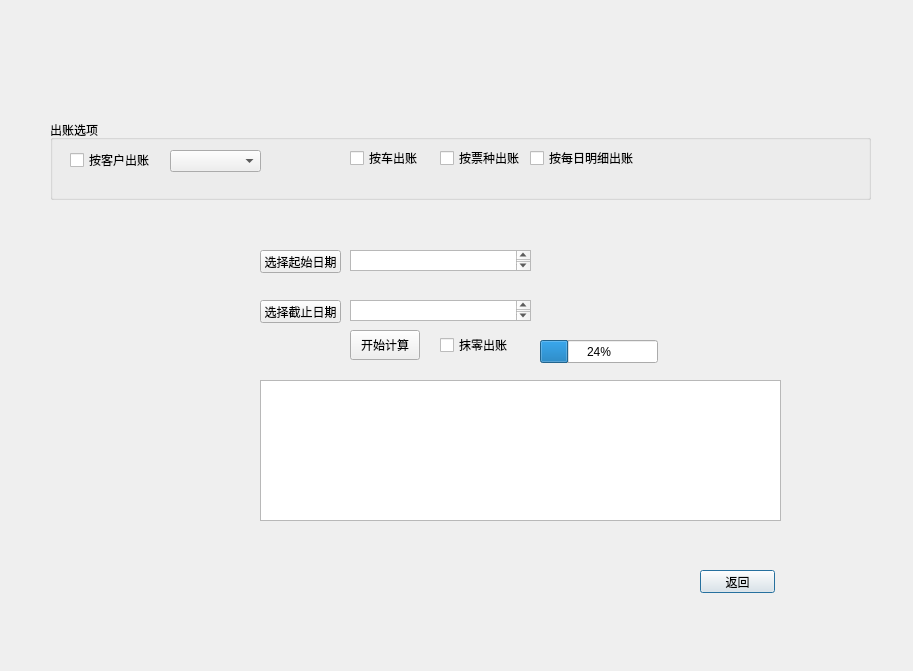
Before: the Qt Designer form ui/account_results.ui in leexuehan/AccountingAssisitor, drawn with Qt 5.
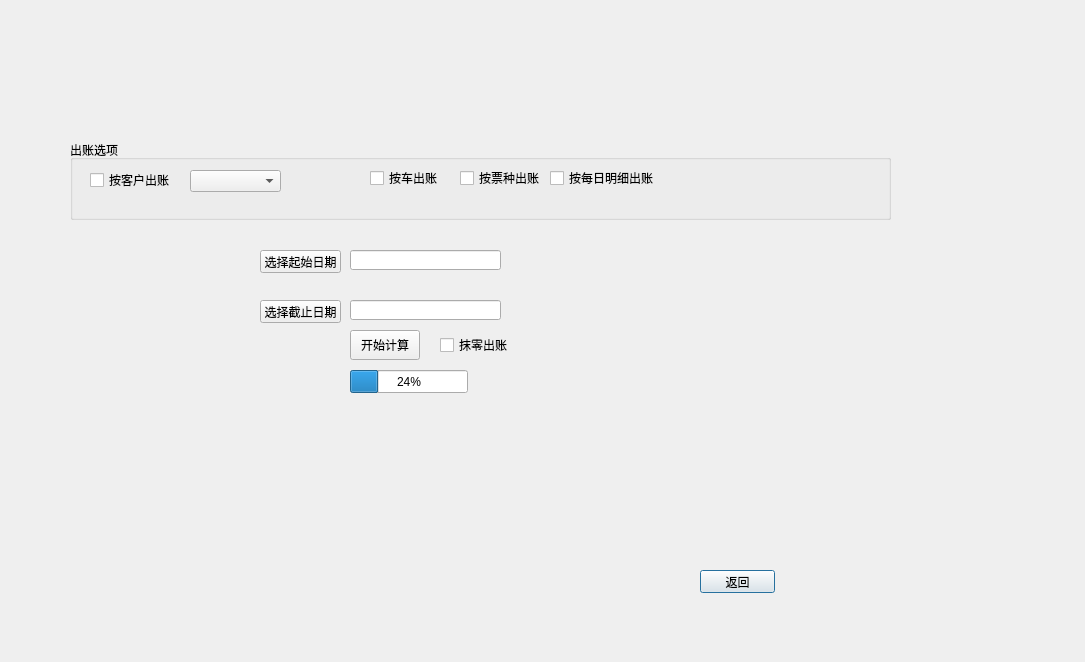
After: the same form once the commit is applied.

The edit to the form file:
```diff
--- a/ui/account_results.ui
+++ b/ui/account_results.ui
@@ -6,8 +6,8 @@
    <rect>
     <x>0</x>
     <y>0</y>
-    <width>913</width>
-    <height>671</height>
+    <width>1085</width>
+    <height>662</height>
    </rect>
   </property>
   <property name="windowTitle">
@@ -39,16 +39,6 @@
     <string>开始计算</string>
    </property>
   </widget>
-  <widget class="QPlainTextEdit" name="end_date">
-   <property name="geometry">
-    <rect>
-     <x>350</x>
-     <y>300</y>
-     <width>181</width>
-     <height>21</height>
-    </rect>
-   </property>
-  </widget>
   <widget class="QPushButton" name="select_start_date_btn">
    <property name="geometry">
     <rect>
@@ -75,16 +65,6 @@
     <string>选择截止日期</string>
    </property>
   </widget>
-  <widget class="QPlainTextEdit" name="start_date">
-   <property name="geometry">
-    <rect>
-     <x>350</x>
-     <y>250</y>
-     <width>181</width>
-     <height>21</height>
-    </rect>
-   </property>
-  </widget>
   <widget class="QCheckBox" name="count_small_change">
    <property name="geometry">
     <rect>
@@ -101,8 +81,8 @@
   <widget class="QGroupBox" name="groupBox">
    <property name="geometry">
     <rect>
-     <x>50</x>
-     <y>120</y>
+     <x>70</x>
+     <y>140</y>
      <width>821</width>
      <height>80</height>
     </rect>
@@ -173,24 +153,11 @@
     </property>
    </widget>
   </widget>
-  <widget class="QListView" name="listView_2">
-   <property name="geometry">
-    <rect>
-     <x>260</x>
-     <y>380</y>
-     <width>521</width>
-     <height>141</height>
-    </rect>
-   </property>
-   <property name="styleSheet">
-    <string notr="true">border-color: qlineargradient(spread:pad, x1:0, y1:0, x2:1, y2:0, stop:0 rgba(0, 0, 0, 255), stop:1 rgba(255, 255, 255, 255));</string>
-   </property>
-  </widget>
   <widget class="QProgressBar" name="progressBar">
    <property name="geometry">
     <rect>
-     <x>540</x>
-     <y>340</y>
+     <x>350</x>
+     <y>370</y>
      <width>118</width>
      <height>23</height>
     </rect>
@@ -199,6 +166,26 @@
     <number>24</number>
    </property>
   </widget>
+  <widget class="QLineEdit" name="start_date_display">
+   <property name="geometry">
+    <rect>
+     <x>350</x>
+     <y>250</y>
+     <width>151</width>
+     <height>20</height>
+    </rect>
+   </property>
+  </widget>
+  <widget class="QLineEdit" name="end_date_display">
+   <property name="geometry">
+    <rect>
+     <x>350</x>
+     <y>300</y>
+     <width>151</width>
+     <height>20</height>
+    </rect>
+   </property>
+  </widget>
  </widget>
  <resources/>
  <connections>
```
Left out of the diff: 14 changed lines with no effect on the pictures.
